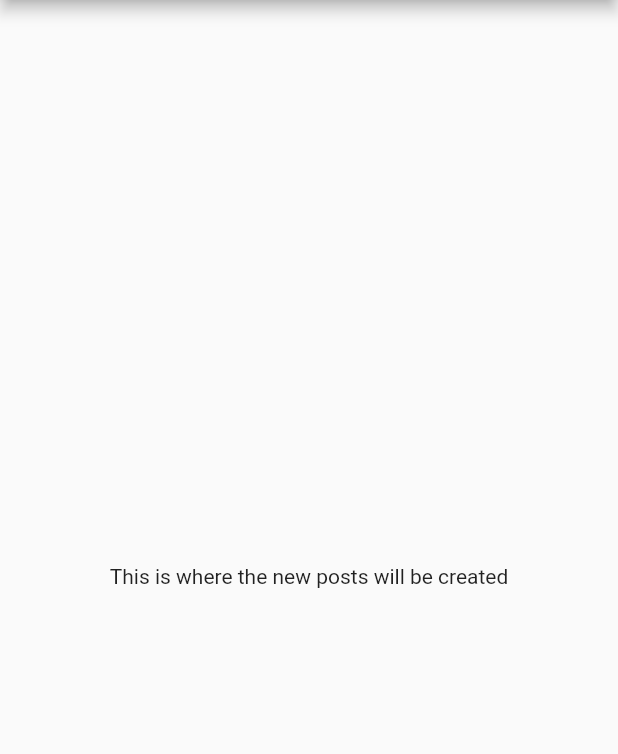
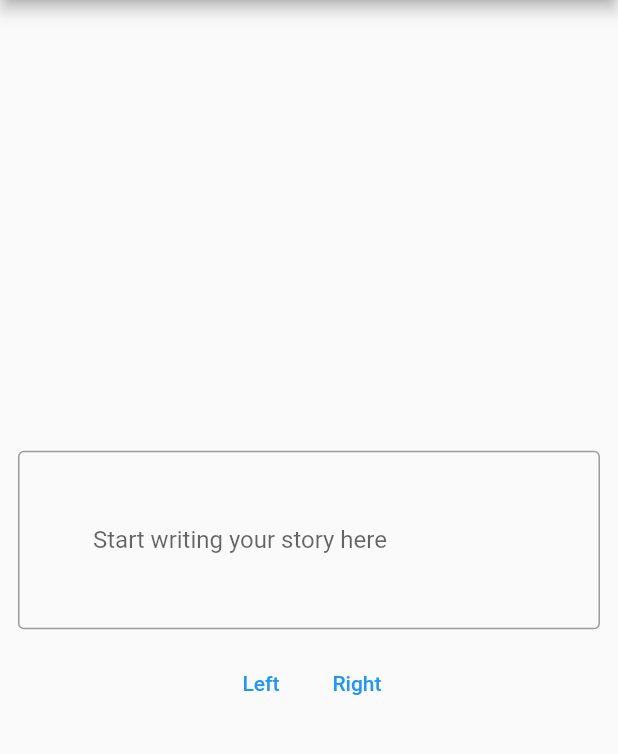
Before and after one commit to DavidBrynnHouse/CYOA, a Flutter app: the FeedPage screen opened by its route, after a tap on the "add" icon, on a phone screen of 412 x 824 dp, the part 84-838 px from its top. Run offline on Flutter 3.47's test engine with Material 2 defaults, Android fonts, the phone set to English and light mode, and no system bars.

Commit message:
updated post page

```diff
--- a/lib/feed.dart
+++ b/lib/feed.dart
@@ -10,6 +10,9 @@ class FeedPage extends StatefulWidget {
 }
 
 class _FeedPageState extends State<FeedPage> {
+  final List<String> entries = <String>['A', 'B', 'C'];
+  final List<int> colorCodes = <int>[600, 500, 100];
+
   @override
   Widget build(BuildContext context) {
     return Scaffold(
@@ -17,15 +20,16 @@ class _FeedPageState extends State<FeedPage> {
         title: Text(widget.title),
       ),
       body: Center(
-        child: Column(
-          mainAxisAlignment: MainAxisAlignment.center,
-          children: <Widget>[
-            TextButton(
-              onPressed: () {},
-              child: Text('This is where the feed will go'),
-            ),
-          ],
-        ),
+        child: ListView.builder(
+            padding: const EdgeInsets.all(8),
+            itemCount: entries.length,
+            itemBuilder: (BuildContext context, int index) {
+              return Container(
+                height: 50,
+                color: Colors.amber[colorCodes[index]],
+                child: Center(child: Text('Story ${entries[index]}')),
+              );
+            }),
       ),
       floatingActionButton: FloatingActionButton(
         onPressed: () {
--- a/lib/post.dart
+++ b/lib/post.dart
@@ -20,7 +20,31 @@ class _PostPageState extends State<PostPage> {
         child: Column(
           mainAxisAlignment: MainAxisAlignment.center,
           children: <Widget>[
-            Text('This is where the new posts will be created'),
+            const Padding(
+              padding: EdgeInsets.all(12.0),
+              child: TextField(
+                maxLines: null,
+                decoration: InputDecoration(
+                  border: OutlineInputBorder(),
+                  labelText: 'Start writing your story here',
+                  isDense: true, // Added this
+                  contentPadding: EdgeInsets.all(50),
+                ),
+              ),
+            ),
+            Row(
+              mainAxisAlignment: MainAxisAlignment.center,
+              children: [
+                TextButton(
+                  onPressed: () {},
+                  child: Text('Left'),
+                ),
+                TextButton(
+                  onPressed: () {},
+                  child: Text('Right'),
+                ),
+              ],
+            )
           ],
         ),
       ),
```
Also changed, not shown: lib/login.dart (+5 -5 lines).
